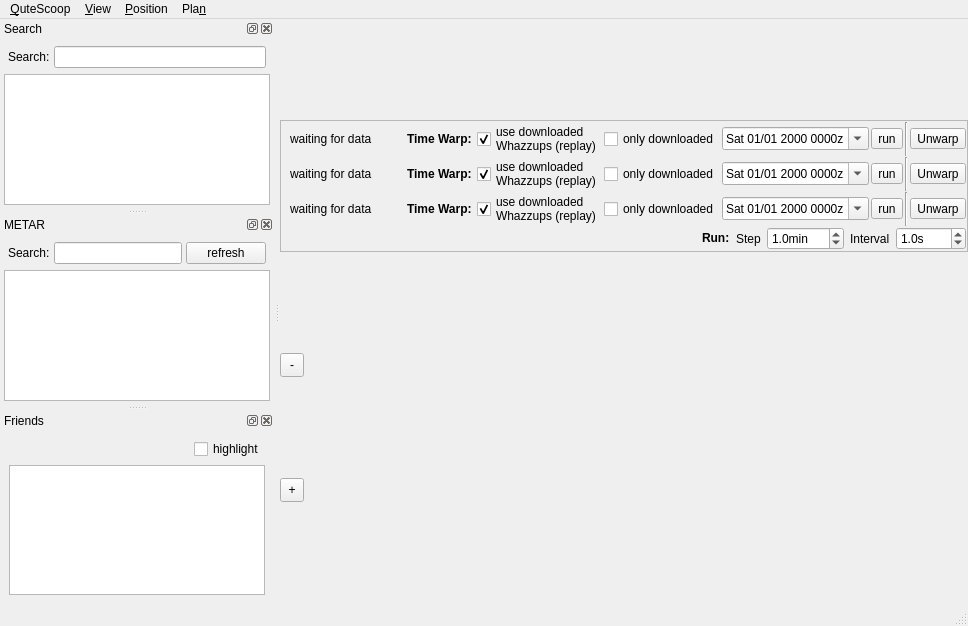
This is src/Window.ui in qutescoop/qutescoop as Qt 5 draws it before an edit. The edited form follows.
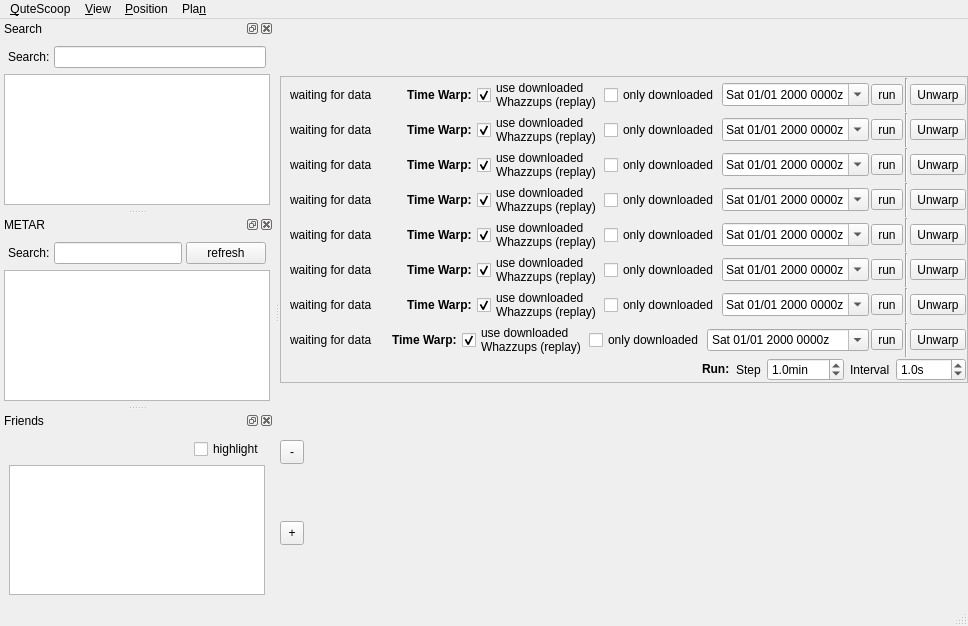
This is the edited form. Icons and pictures are not drawn.

Commit message: play around with horizontal size hints (moaaaar)

```diff
--- a/src/Window.ui
+++ b/src/Window.ui
@@ -442,6 +442,671 @@
          </item>
         </layout>
        </item>
+       <item>
+        <layout class="QHBoxLayout" name="horizontalLayout_6">
+         <property name="spacing">
+          <number>2</number>
+         </property>
+         <item>
+          <widget class="QLabel" name="lblWarpInfo_4">
+           <property name="text">
+            <string>waiting for data</string>
+           </property>
+          </widget>
+         </item>
+         <item>
+          <spacer name="horizontalSpacer_6">
+           <property name="orientation">
+            <enum>Qt::Horizontal</enum>
+           </property>
+           <property name="sizeHint" stdset="0">
+            <size>
+             <width>40</width>
+             <height>20</height>
+            </size>
+           </property>
+          </spacer>
+         </item>
+         <item>
+          <widget class="QLabel" name="label_9">
+           <property name="font">
+            <font>
+             <bold>true</bold>
+            </font>
+           </property>
+           <property name="text">
+            <string>Time Warp: </string>
+           </property>
+          </widget>
+         </item>
+         <item>
+          <widget class="QCheckBox" name="cbUseDownloaded_4">
+           <property name="toolTip">
+            <string>Use Whazzups from &quot;/downloaded&quot; directory (&quot;Preferences/Save Whazzups&quot;). This allows accurate replay of past timespans. Use together with &quot;Preferences/Save Screenshots&quot; if you like...</string>
+           </property>
+           <property name="text">
+            <string>use downloaded
+Whazzups (replay)</string>
+           </property>
+           <property name="checked">
+            <bool>true</bool>
+           </property>
+          </widget>
+         </item>
+         <item>
+          <widget class="QCheckBox" name="cbOnlyUseDownloaded_4">
+           <property name="toolTip">
+            <string>will not jump to times where no downloaded Whazzup is available (disables any prediction - just the pure, real playback).</string>
+           </property>
+           <property name="text">
+            <string>only downloaded</string>
+           </property>
+          </widget>
+         </item>
+         <item>
+          <widget class="QDateTimeEdit" name="dateTimePredict_5">
+           <property name="sizePolicy">
+            <sizepolicy hsizetype="Maximum" vsizetype="Fixed">
+             <horstretch>0</horstretch>
+             <verstretch>0</verstretch>
+            </sizepolicy>
+           </property>
+           <property name="wrapping">
+            <bool>true</bool>
+           </property>
+           <property name="displayFormat">
+            <string>ddd MM/dd yyyy HHmm'z'</string>
+           </property>
+           <property name="calendarPopup">
+            <bool>true</bool>
+           </property>
+           <property name="timeSpec">
+            <enum>Qt::UTC</enum>
+           </property>
+          </widget>
+         </item>
+         <item>
+          <widget class="QToolButton" name="tbRunPredict_4">
+           <property name="toolTip">
+            <string>Toggle Run: Makes time run from selected time.</string>
+           </property>
+           <property name="text">
+            <string>run</string>
+           </property>
+           <property name="icon">
+            <iconset resource="Resources.qrc">
+             <normaloff>:/icons/images/step16.png</normaloff>:/icons/images/step16.png</iconset>
+           </property>
+           <property name="iconSize">
+            <size>
+             <width>22</width>
+             <height>22</height>
+            </size>
+           </property>
+           <property name="checkable">
+            <bool>true</bool>
+           </property>
+          </widget>
+         </item>
+         <item>
+          <widget class="Line" name="line_4">
+           <property name="orientation">
+            <enum>Qt::Vertical</enum>
+           </property>
+          </widget>
+         </item>
+         <item>
+          <widget class="QToolButton" name="tbDisablePredict_4">
+           <property name="toolTip">
+            <string>Exit Time Warp. Return to reality.</string>
+           </property>
+           <property name="text">
+            <string>Unwarp</string>
+           </property>
+           <property name="icon">
+            <iconset resource="Resources.qrc">
+             <normaloff>:/icons/images/timewarpExit16.png</normaloff>:/icons/images/timewarpExit16.png</iconset>
+           </property>
+           <property name="toolButtonStyle">
+            <enum>Qt::ToolButtonTextUnderIcon</enum>
+           </property>
+          </widget>
+         </item>
+        </layout>
+       </item>
+       <item>
+        <layout class="QHBoxLayout" name="horizontalLayout_7">
+         <property name="spacing">
+          <number>2</number>
+         </property>
+         <item>
+          <widget class="QLabel" name="lblWarpInfo_5">
+           <property name="text">
+            <string>waiting for data</string>
+           </property>
+          </widget>
+         </item>
+         <item>
+          <spacer name="horizontalSpacer_7">
+           <property name="orientation">
+            <enum>Qt::Horizontal</enum>
+           </property>
+           <property name="sizeHint" stdset="0">
+            <size>
+             <width>40</width>
+             <height>20</height>
+            </size>
+           </property>
+          </spacer>
+         </item>
+         <item>
+          <widget class="QLabel" name="label_10">
+           <property name="font">
+            <font>
+             <bold>true</bold>
+            </font>
+           </property>
+           <property name="text">
+            <string>Time Warp: </string>
+           </property>
+          </widget>
+         </item>
+         <item>
+          <widget class="QCheckBox" name="cbUseDownloaded_5">
+           <property name="toolTip">
+            <string>Use Whazzups from &quot;/downloaded&quot; directory (&quot;Preferences/Save Whazzups&quot;). This allows accurate replay of past timespans. Use together with &quot;Preferences/Save Screenshots&quot; if you like...</string>
+           </property>
+           <property name="text">
+            <string>use downloaded
+Whazzups (replay)</string>
+           </property>
+           <property name="checked">
+            <bool>true</bool>
+           </property>
+          </widget>
+         </item>
+         <item>
+          <widget class="QCheckBox" name="cbOnlyUseDownloaded_5">
+           <property name="toolTip">
+            <string>will not jump to times where no downloaded Whazzup is available (disables any prediction - just the pure, real playback).</string>
+           </property>
+           <property name="text">
+            <string>only downloaded</string>
+           </property>
+          </widget>
+         </item>
+         <item>
+          <widget class="QDateTimeEdit" name="dateTimePredict_6">
+           <property name="sizePolicy">
+            <sizepolicy hsizetype="Expanding" vsizetype="Fixed">
+             <horstretch>0</horstretch>
+             <verstretch>0</verstretch>
+            </sizepolicy>
+           </property>
+           <property name="wrapping">
+            <bool>true</bool>
+           </property>
+           <property name="displayFormat">
+            <string>ddd MM/dd yyyy HHmm'z'</string>
+           </property>
+           <property name="calendarPopup">
+            <bool>true</bool>
+           </property>
+           <property name="timeSpec">
+            <enum>Qt::UTC</enum>
+           </property>
+          </widget>
+         </item>
+         <item>
+          <widget class="QToolButton" name="tbRunPredict_5">
+           <property name="toolTip">
+            <string>Toggle Run: Makes time run from selected time.</string>
+           </property>
+           <property name="text">
+            <string>run</string>
+           </property>
+           <property name="icon">
+            <iconset resource="Resources.qrc">
+             <normaloff>:/icons/images/step16.png</normaloff>:/icons/images/step16.png</iconset>
+           </property>
+           <property name="iconSize">
+            <size>
+             <width>22</width>
+             <height>22</height>
+            </size>
+           </property>
+           <property name="checkable">
+            <bool>true</bool>
+           </property>
+          </widget>
+         </item>
+         <item>
+          <widget class="Line" name="line_5">
+           <property name="orientation">
+            <enum>Qt::Vertical</enum>
+           </property>
+          </widget>
+         </item>
+         <item>
+          <widget class="QToolButton" name="tbDisablePredict_5">
+           <property name="toolTip">
+            <string>Exit Time Warp. Return to reality.</string>
+           </property>
+           <property name="text">
+            <string>Unwarp</string>
+           </property>
+           <property name="icon">
+            <iconset resource="Resources.qrc">
+             <normaloff>:/icons/images/timewarpExit16.png</normaloff>:/icons/images/timewarpExit16.png</iconset>
+           </property>
+           <property name="toolButtonStyle">
+            <enum>Qt::ToolButtonTextUnderIcon</enum>
+           </property>
+          </widget>
+         </item>
+        </layout>
+       </item>
+       <item>
+        <layout class="QHBoxLayout" name="horizontalLayout_8">
+         <property name="spacing">
+          <number>2</number>
+         </property>
+         <item>
+          <widget class="QLabel" name="lblWarpInfo_6">
+           <property name="text">
+            <string>waiting for data</string>
+           </property>
+          </widget>
+         </item>
+         <item>
+          <spacer name="horizontalSpacer_8">
+           <property name="orientation">
+            <enum>Qt::Horizontal</enum>
+           </property>
+           <property name="sizeHint" stdset="0">
+            <size>
+             <width>40</width>
+             <height>20</height>
+            </size>
+           </property>
+          </spacer>
+         </item>
+         <item>
+          <widget class="QLabel" name="label_11">
+           <property name="font">
+            <font>
+             <bold>true</bold>
+            </font>
+           </property>
+           <property name="text">
+            <string>Time Warp: </string>
+           </property>
+          </widget>
+         </item>
+         <item>
+          <widget class="QCheckBox" name="cbUseDownloaded_6">
+           <property name="toolTip">
+            <string>Use Whazzups from &quot;/downloaded&quot; directory (&quot;Preferences/Save Whazzups&quot;). This allows accurate replay of past timespans. Use together with &quot;Preferences/Save Screenshots&quot; if you like...</string>
+           </property>
+           <property name="text">
+            <string>use downloaded
+Whazzups (replay)</string>
+           </property>
+           <property name="checked">
+            <bool>true</bool>
+           </property>
+          </widget>
+         </item>
+         <item>
+          <widget class="QCheckBox" name="cbOnlyUseDownloaded_6">
+           <property name="toolTip">
+            <string>will not jump to times where no downloaded Whazzup is available (disables any prediction - just the pure, real playback).</string>
+           </property>
+           <property name="text">
+            <string>only downloaded</string>
+           </property>
+          </widget>
+         </item>
+         <item>
+          <widget class="QDateTimeEdit" name="dateTimePredict_7">
+           <property name="sizePolicy">
+            <sizepolicy hsizetype="MinimumExpanding" vsizetype="Fixed">
+             <horstretch>0</horstretch>
+             <verstretch>0</verstretch>
+            </sizepolicy>
+           </property>
+           <property name="wrapping">
+            <bool>true</bool>
+           </property>
+           <property name="displayFormat">
+            <string>ddd MM/dd yyyy HHmm'z'</string>
+           </property>
+           <property name="calendarPopup">
+            <bool>true</bool>
+           </property>
+           <property name="timeSpec">
+            <enum>Qt::UTC</enum>
+           </property>
+          </widget>
+         </item>
+         <item>
+          <widget class="QToolButton" name="tbRunPredict_6">
+           <property name="toolTip">
+            <string>Toggle Run: Makes time run from selected time.</string>
+           </property>
+           <property name="text">
+            <string>run</string>
+           </property>
+           <property name="icon">
+            <iconset resource="Resources.qrc">
+             <normaloff>:/icons/images/step16.png</normaloff>:/icons/images/step16.png</iconset>
+           </property>
+           <property name="iconSize">
+            <size>
+             <width>22</width>
+             <height>22</height>
+            </size>
+           </property>
+           <property name="checkable">
+            <bool>true</bool>
+           </property>
+          </widget>
+         </item>
+         <item>
+          <widget class="Line" name="line_6">
+           <property name="orientation">
+            <enum>Qt::Vertical</enum>
+           </property>
+          </widget>
+         </item>
+         <item>
+          <widget class="QToolButton" name="tbDisablePredict_6">
+           <property name="toolTip">
+            <string>Exit Time Warp. Return to reality.</string>
+           </property>
+           <property name="text">
+            <string>Unwarp</string>
+           </property>
+           <property name="icon">
+            <iconset resource="Resources.qrc">
+             <normaloff>:/icons/images/timewarpExit16.png</normaloff>:/icons/images/timewarpExit16.png</iconset>
+           </property>
+           <property name="toolButtonStyle">
+            <enum>Qt::ToolButtonTextUnderIcon</enum>
+           </property>
+          </widget>
+         </item>
+        </layout>
+       </item>
+       <item>
+        <layout class="QHBoxLayout" name="horizontalLayout_9">
+         <property name="spacing">
+          <number>2</number>
+         </property>
+         <item>
+          <widget class="QLabel" name="lblWarpInfo_7">
+           <property name="text">
+            <string>waiting for data</string>
+           </property>
+          </widget>
+         </item>
+         <item>
+          <spacer name="horizontalSpacer_9">
+           <property name="orientation">
+            <enum>Qt::Horizontal</enum>
+           </property>
+           <property name="sizeHint" stdset="0">
+            <size>
+             <width>40</width>
+             <height>20</height>
+            </size>
+           </property>
+          </spacer>
+         </item>
+         <item>
+          <widget class="QLabel" name="label_12">
+           <property name="font">
+            <font>
+             <bold>true</bold>
+            </font>
+           </property>
+           <property name="text">
+            <string>Time Warp: </string>
+           </property>
+          </widget>
+         </item>
+         <item>
+          <widget class="QCheckBox" name="cbUseDownloaded_7">
+           <property name="toolTip">
+            <string>Use Whazzups from &quot;/downloaded&quot; directory (&quot;Preferences/Save Whazzups&quot;). This allows accurate replay of past timespans. Use together with &quot;Preferences/Save Screenshots&quot; if you like...</string>
+           </property>
+           <property name="text">
+            <string>use downloaded
+Whazzups (replay)</string>
+           </property>
+           <property name="checked">
+            <bool>true</bool>
+           </property>
+          </widget>
+         </item>
+         <item>
+          <widget class="QCheckBox" name="cbOnlyUseDownloaded_7">
+           <property name="toolTip">
+            <string>will not jump to times where no downloaded Whazzup is available (disables any prediction - just the pure, real playback).</string>
+           </property>
+           <property name="text">
+            <string>only downloaded</string>
+           </property>
+          </widget>
+         </item>
+         <item>
+          <widget class="QDateTimeEdit" name="dateTimePredict_8">
+           <property name="sizePolicy">
+            <sizepolicy hsizetype="Maximum" vsizetype="Fixed">
+             <horstretch>0</horstretch>
+             <verstretch>0</verstretch>
+            </sizepolicy>
+           </property>
+           <property name="wrapping">
+            <bool>true</bool>
+           </property>
+           <property name="displayFormat">
+            <string>ddd MM/dd yyyy HHmm'z'</string>
+           </property>
+           <property name="calendarPopup">
+            <bool>true</bool>
+           </property>
+           <property name="timeSpec">
+            <enum>Qt::UTC</enum>
+           </property>
+          </widget>
+         </item>
+         <item>
+          <widget class="QToolButton" name="tbRunPredict_7">
+           <property name="toolTip">
+            <string>Toggle Run: Makes time run from selected time.</string>
+           </property>
+           <property name="text">
+            <string>run</string>
+           </property>
+           <property name="icon">
+            <iconset resource="Resources.qrc">
+             <normaloff>:/icons/images/step16.png</normaloff>:/icons/images/step16.png</iconset>
+           </property>
+           <property name="iconSize">
+            <size>
+             <width>22</width>
+             <height>22</height>
+            </size>
+           </property>
+           <property name="checkable">
+            <bool>true</bool>
+           </property>
+          </widget>
+         </item>
+         <item>
+          <widget class="Line" name="line_7">
+           <property name="orientation">
+            <enum>Qt::Vertical</enum>
+           </property>
+          </widget>
+         </item>
+         <item>
+          <widget class="QToolButton" name="tbDisablePredict_7">
+           <property name="toolTip">
+            <string>Exit Time Warp. Return to reality.</string>
+           </property>
+           <property name="text">
+            <string>Unwarp</string>
+           </property>
+           <property name="icon">
+            <iconset resource="Resources.qrc">
+             <normaloff>:/icons/images/timewarpExit16.png</normaloff>:/icons/images/timewarpExit16.png</iconset>
+           </property>
+           <property name="toolButtonStyle">
+            <enum>Qt::ToolButtonTextUnderIcon</enum>
+           </property>
+          </widget>
+         </item>
+        </layout>
+       </item>
+       <item>
+        <layout class="QHBoxLayout" name="horizontalLayout_10">
+         <property name="spacing">
+          <number>2</number>
+         </property>
+         <item>
+          <widget class="QLabel" name="lblWarpInfo_8">
+           <property name="text">
+            <string>waiting for data</string>
+           </property>
+          </widget>
+         </item>
+         <item>
+          <spacer name="horizontalSpacer_10">
+           <property name="orientation">
+            <enum>Qt::Horizontal</enum>
+           </property>
+           <property name="sizeHint" stdset="0">
+            <size>
+             <width>40</width>
+             <height>20</height>
+            </size>
+           </property>
+          </spacer>
+         </item>
+         <item>
+          <widget class="QLabel" name="label_13">
+           <property name="font">
+            <font>
+             <bold>true</bold>
+            </font>
+           </property>
+           <property name="text">
+            <string>Time Warp: </string>
+           </property>
+          </widget>
+         </item>
+         <item>
+          <widget class="QCheckBox" name="cbUseDownloaded_8">
+           <property name="toolTip">
+            <string>Use Whazzups from &quot;/downloaded&quot; directory (&quot;Preferences/Save Whazzups&quot;). This allows accurate replay of past timespans. Use together with &quot;Preferences/Save Screenshots&quot; if you like...</string>
+           </property>
+           <property name="text">
+            <string>use downloaded
+Whazzups (replay)</string>
+           </property>
+           <property name="checked">
+            <bool>true</bool>
+           </property>
+          </widget>
+         </item>
+         <item>
+          <widget class="QCheckBox" name="cbOnlyUseDownloaded_8">
+           <property name="toolTip">
+            <string>will not jump to times where no downloaded Whazzup is available (disables any prediction - just the pure, real playback).</string>
+           </property>
+           <property name="text">
+            <string>only downloaded</string>
+           </property>
+          </widget>
+         </item>
+         <item>
+          <widget class="QDateTimeEdit" name="dateTimePredict_9">
+           <property name="sizePolicy">
+            <sizepolicy hsizetype="Maximum" vsizetype="Fixed">
+             <horstretch>0</horstretch>
+             <verstretch>0</verstretch>
+            </sizepolicy>
+           </property>
+           <property name="styleSheet">
+            <string notr="true">* {
+  padding: 0 15px 0 0;
+}</string>
+           </property>
+           <property name="wrapping">
+            <bool>true</bool>
+           </property>
+           <property name="displayFormat">
+            <string>ddd MM/dd yyyy HHmm'z'</string>
+           </property>
+           <property name="calendarPopup">
+            <bool>true</bool>
+           </property>
+           <property name="timeSpec">
+            <enum>Qt::UTC</enum>
+           </property>
+          </widget>
+         </item>
+         <item>
+          <widget class="QToolButton" name="tbRunPredict_8">
+           <property name="toolTip">
+            <string>Toggle Run: Makes time run from selected time.</string>
+           </property>
+           <property name="text">
+            <string>run</string>
+           </property>
+           <property name="icon">
+            <iconset resource="Resources.qrc">
+             <normaloff>:/icons/images/step16.png</normaloff>:/icons/images/step16.png</iconset>
+           </property>
+           <property name="iconSize">
+            <size>
+             <width>22</width>
+             <height>22</height>
+            </size>
+           </property>
+           <property name="checkable">
+            <bool>true</bool>
+           </property>
+          </widget>
+         </item>
+         <item>
+          <widget class="Line" name="line_8">
+           <property name="orientation">
+            <enum>Qt::Vertical</enum>
+           </property>
+          </widget>
+         </item>
+         <item>
+          <widget class="QToolButton" name="tbDisablePredict_8">
+           <property name="toolTip">
+            <string>Exit Time Warp. Return to reality.</string>
+           </property>
+           <property name="text">
+            <string>Unwarp</string>
+           </property>
+           <property name="icon">
+            <iconset resource="Resources.qrc">
+             <normaloff>:/icons/images/timewarpExit16.png</normaloff>:/icons/images/timewarpExit16.png</iconset>
+           </property>
+           <property name="toolButtonStyle">
+            <enum>Qt::ToolButtonTextUnderIcon</enum>
+           </property>
+          </widget>
+         </item>
+        </layout>
+       </item>
        <item>
         <widget class="QWidget" name="widgetRunPredict" native="true">
          <layout class="QHBoxLayout" name="horizontalLayout_2">
```
